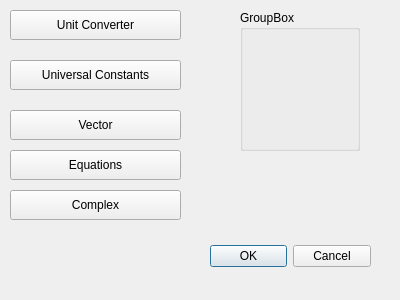
The window that special.ui (dahalsharad/Scientific_Calculator) describes before a commit, drawn with Qt 5.
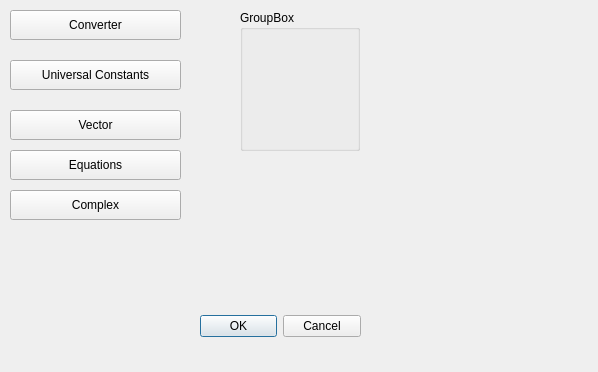
The same window after the commit.

Patch:
```diff
--- a/special.ui
+++ b/special.ui
@@ -6,8 +6,8 @@
    <rect>
     <x>0</x>
     <y>0</y>
-    <width>400</width>
-    <height>300</height>
+    <width>598</width>
+    <height>372</height>
    </rect>
   </property>
   <property name="windowTitle">
@@ -16,8 +16,8 @@
   <widget class="QDialogButtonBox" name="buttonBox">
    <property name="geometry">
     <rect>
-     <x>210</x>
-     <y>240</y>
+     <x>200</x>
+     <y>310</y>
      <width>161</width>
      <height>32</height>
     </rect>
@@ -39,7 +39,7 @@
     </rect>
    </property>
    <property name="text">
-    <string>Unit Converter</string>
+    <string>Converter</string>
    </property>
   </widget>
   <widget class="QPushButton" name="pushButton_2">
```
Left out of the diff: 2 changed lines with no effect on the pictures.
